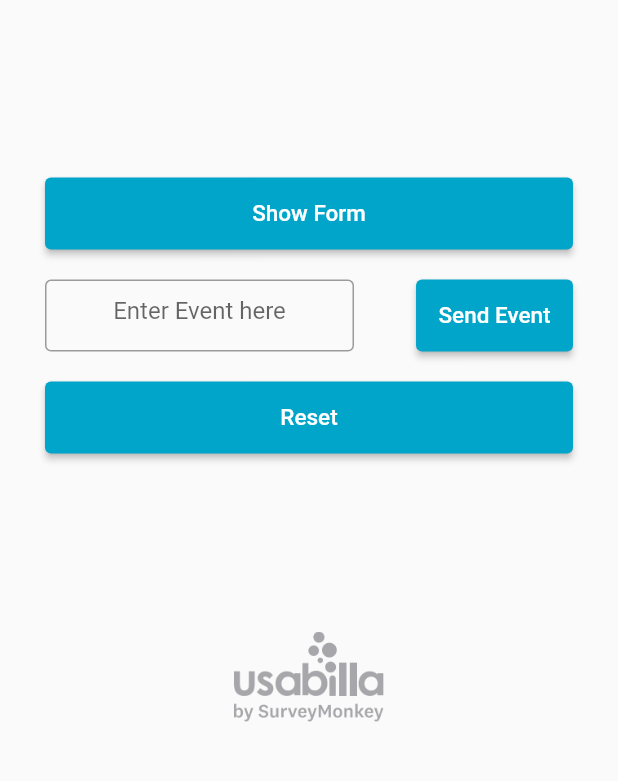
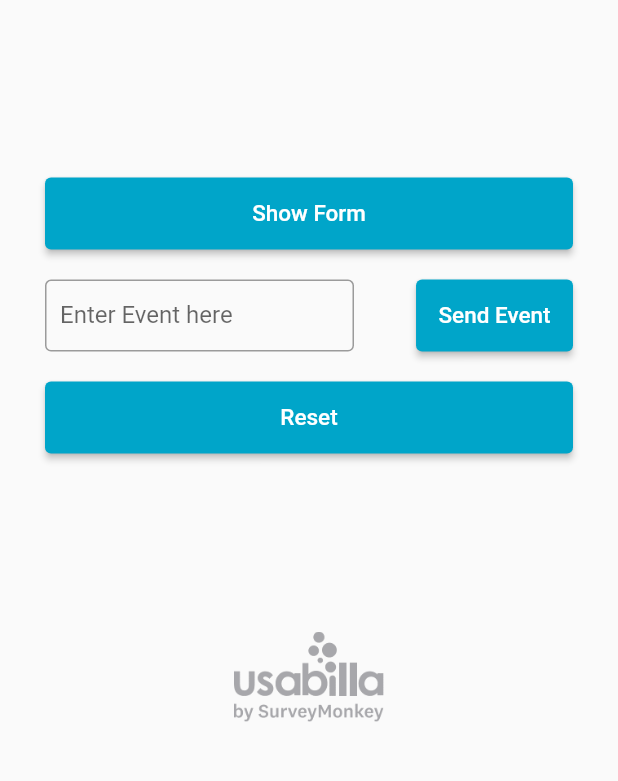
Before and after one commit to usabilla/usabilla-u4a-flutter, a Flutter app: the screen it shows after launch, on a phone screen of 412 x 824 dp, the part 335-1116 px from its top. Run offline on Flutter 3.47's test engine with Material 2 defaults, Android fonts, the light colour scheme and no system bars.

Commit message:
Fix text alignment

```diff
--- a/example/lib/usabilla.dart
+++ b/example/lib/usabilla.dart
@@ -279,10 +279,10 @@ class _HomeWidgetState extends State<HomeWidget> {
                   SizedBox(
                     width: MediaQuery.of(context).size.width * 0.50,
                     child: TextField(
-                      textAlign: TextAlign.center,
                       controller: textFieldController,
-                      style: TextStyle(height: 0.5, color: Colors.black),
+                      style: TextStyle(height: 1.0, color: Colors.black),
                       decoration: InputDecoration(
+                          contentPadding: EdgeInsets.symmetric(horizontal: 10),
                           errorText: _validate ? 'Value Can\'t Be Empty' : null,
                           border: OutlineInputBorder(),
                           hintText: 'Enter Event here'),
```
